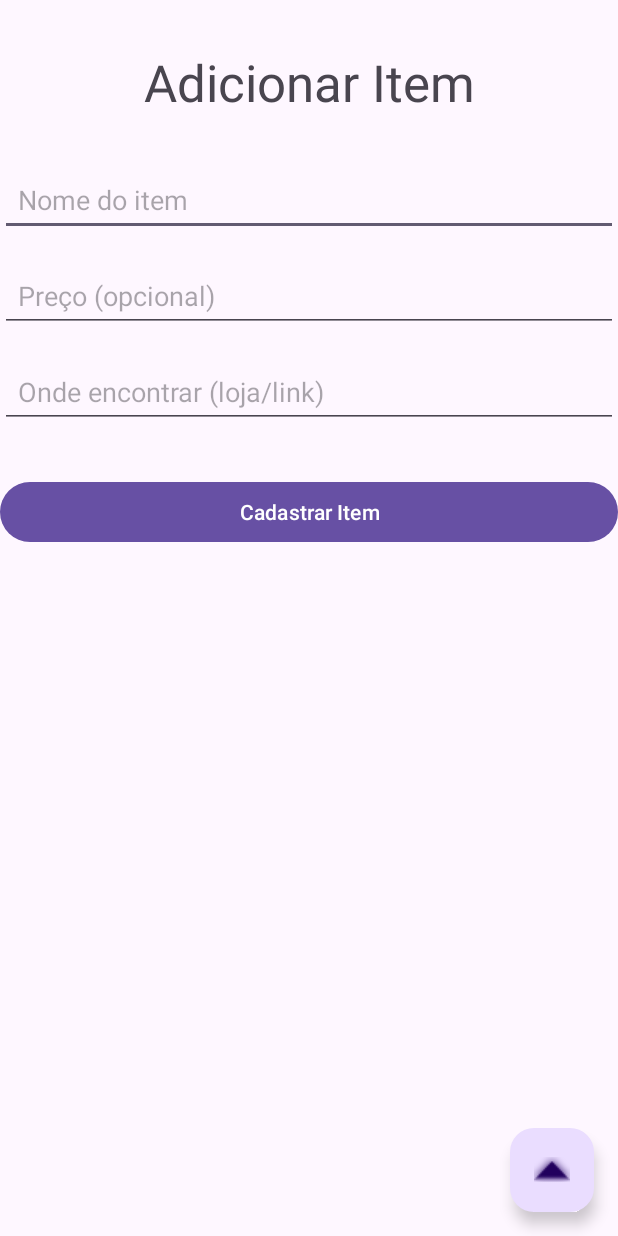
After one commit to imEriiK/AppWishlist, an Android app: the CadastroActivity screen opened directly, with no data from a screen before it, on a phone screen of 412 x 824 dp. The commit adds this screen. Run offline under Robolectric (Android 15) with nearby library versions, the phone set to English and light mode, and no system bars; our stand-ins replace Firebase (no records; nobody signed in at launch, a user with empty details on screens opened directly).

Commit message:
ATUALIZAÇÃO TELA CADASTRO DE PRODUTO

```diff
--- a/app/build.gradle.kts
+++ b/app/build.gradle.kts
@@ -47,6 +47,7 @@ dependencies {
     implementation(libs.androidx.activity)
     implementation(libs.androidx.constraintlayout)
     implementation(libs.firebase.auth)
+    implementation(libs.firebase.firestore)
     testImplementation(libs.junit)
     androidTestImplementation(libs.androidx.junit)
     androidTestImplementation(libs.androidx.espresso.core)
--- a/app/src/main/AndroidManifest.xml
+++ b/app/src/main/AndroidManifest.xml
@@ -12,6 +12,9 @@
         android:supportsRtl="true"
         android:theme="@style/Theme.AppWishlist">
         <activity
+            android:name=".CadastroActivity"
+            android:exported="false" />
+        <activity
             android:name=".MainActivity"
             android:exported="true">
             <intent-filter>
--- /dev/null
+++ b/app/src/main/java/br/unimes/portal/appwishlist/CadastroActivity.kt
@@ -0,0 +1,57 @@
+package br.unimes.portal.appwishlist
+
+import android.app.Activity
+import android.os.Bundle
+import android.widget.Toast
+import androidx.activity.enableEdgeToEdge
+import androidx.appcompat.app.AppCompatActivity
+import androidx.core.view.ViewCompat
+import androidx.core.view.WindowInsetsCompat
+import br.unimes.portal.appwishlist.databinding.ActivityCadastroBinding
+import com.google.firebase.Firebase
+import com.google.firebase.firestore.DocumentReference
+import com.google.firebase.firestore.firestore
+
+
+
+
+class CadastroActivity : AppCompatActivity() {
+    private lateinit var binding: ActivityCadastroBinding
+    override fun onCreate(savedInstanceState: Bundle?) {
+        super.onCreate(savedInstanceState)
+        enableEdgeToEdge()
+        binding = ActivityCadastroBinding.inflate(layoutInflater)
+        setContentView(binding.root)
+        ViewCompat.setOnApplyWindowInsetsListener(findViewById(R.id.main)) { v, insets ->
+            val systemBars = insets.getInsets(WindowInsetsCompat.Type.systemBars())
+            v.setPadding(systemBars.left, systemBars.top, systemBars.right, systemBars.bottom)
+            insets
+        }
+        val db = Firebase.firestore
+        binding.btnCadastrar.setOnClickListener {
+            val nome = binding.edtNome.text.toString()
+            val preco = binding.edtPreco.text.toString().toDoubleOrNull()
+            val lugar = binding.edtLugar.text.toString()
+            val item = hashMapOf(
+                "nome" to nome,
+                "preco" to preco,
+                "lugar" to lugar
+            )
+            db.collection("itens")
+                .add(item)
+                .addOnCompleteListener { task ->
+                    if (task.isSuccessful) {
+                        Toast.makeText(this, "Item cadastrado com sucesso!", Toast.LENGTH_SHORT)
+                            .show()
+                    } else {
+                        Toast.makeText(this, "Falha ao cadastrar item.", Toast.LENGTH_SHORT).show()
+                    }
+                }
+
+
+
+        }
+
+
+    }
+}
--- /dev/null
+++ b/app/src/main/res/layout/activity_cadastro.xml
@@ -0,0 +1,81 @@
+<?xml version="1.0" encoding="utf-8"?>
+<androidx.constraintlayout.widget.ConstraintLayout xmlns:android="http://schemas.android.com/apk/res/android"
+    xmlns:app="http://schemas.android.com/apk/res-auto"
+    xmlns:tools="http://schemas.android.com/tools"
+    android:id="@+id/main"
+    android:layout_width="match_parent"
+    android:layout_height="match_parent"
+    android:padding="24dp"
+    tools:context=".CadastroItemActivity">
+
+    <TextView
+        android:id="@+id/tv_title_cadastro"
+        android:layout_width="wrap_content"
+        android:layout_height="wrap_content"
+        android:layout_marginTop="32dp"
+        android:text="Adicionar Item"
+        android:textSize="34sp"
+        app:layout_constraintEnd_toEndOf="parent"
+        app:layout_constraintStart_toStartOf="parent"
+        app:layout_constraintTop_toTopOf="parent" />
+
+    <EditText
+        android:id="@+id/edt_nome"
+        android:layout_width="0dp"
+        android:layout_height="48dp"
+        android:layout_marginTop="32dp"
+        android:hint="Nome do item"
+        android:inputType="textCapWords"
+        android:paddingStart="12dp"
+        android:paddingEnd="12dp"
+        app:layout_constraintEnd_toEndOf="parent"
+        app:layout_constraintStart_toStartOf="parent"
+        app:layout_constraintTop_toBottomOf="@id/tv_title_cadastro" />
+
+    <EditText
+        android:id="@+id/edt_preco"
+        android:layout_width="0dp"
+        android:layout_height="48dp"
+        android:layout_marginTop="16dp"
+        android:hint="Preço (opcional)"
+        android:inputType="numberDecimal"
+        android:paddingStart="12dp"
+        android:paddingEnd="12dp"
+        app:layout_constraintEnd_toEndOf="parent"
+        app:layout_constraintStart_toStartOf="parent"
+        app:layout_constraintTop_toBottomOf="@id/edt_nome" />
+
+    <EditText
+        android:id="@+id/edt_lugar"
+        android:layout_width="0dp"
+        android:layout_height="48dp"
+        android:layout_marginTop="16dp"
+        android:hint="Onde encontrar (loja/link)"
+        android:inputType="text"
+        android:paddingStart="12dp"
+        android:paddingEnd="12dp"
+        app:layout_constraintEnd_toEndOf="parent"
+        app:layout_constraintStart_toStartOf="parent"
+        app:layout_constraintTop_toBottomOf="@id/edt_preco" />
+
+    <Button
+        android:id="@+id/btn_cadastrar"
+        android:layout_width="0dp"
+        android:layout_height="48dp"
+        android:layout_marginTop="32dp"
+        android:text="Cadastrar Item"
+        app:layout_constraintEnd_toEndOf="parent"
+        app:layout_constraintStart_toStartOf="parent"
+        app:layout_constraintTop_toBottomOf="@id/edt_lugar" />
+
+    <com.google.android.material.floatingactionbutton.FloatingActionButton
+        android:id="@+id/btn_fab_lista"
+        android:layout_width="wrap_content"
+        android:layout_height="wrap_content"
+        android:layout_margin="16dp"
+        android:contentDescription="Ver lista de desejos"
+        app:layout_constraintBottom_toBottomOf="parent"
+        app:layout_constraintEnd_toEndOf="parent"
+        app:srcCompat="@android:drawable/arrow_up_float" />
+
+</androidx.constraintlayout.widget.ConstraintLayout>
--- a/gradle/libs.versions.toml
+++ b/gradle/libs.versions.toml
@@ -11,6 +11,7 @@ activity = "1.11.0"
 constraintlayout = "2.2.1"
 googleGmsGoogleServices = "4.4.4"
 firebaseAuth = "24.0.1"
+firebaseFirestore = "26.0.2"
 
 [libraries]
 androidx-core-ktx = { group = "androidx.core", name = "core-ktx", version.ref = "coreKtx" }
@@ -22,6 +23,7 @@ material = { group = "com.google.android.material", name = "material", version.r
 androidx-activity = { group = "androidx.activity", name = "activity", version.ref = "activity" }
 androidx-constraintlayout = { group = "androidx.constraintlayout", name = "constraintlayout", version.ref = "constraintlayout" }
 firebase-auth = { group = "com.google.firebase", name = "firebase-auth", version.ref = "firebaseAuth" }
+firebase-firestore = { group = "com.google.firebase", name = "firebase-firestore", version.ref = "firebaseFirestore" }
 
 [plugins]
 android-application = { id = "com.android.application", version.ref = "agp" }
```
Also changed, not shown: app/src/main/java/br/unimes/portal/appwishlist/MainActivity.kt (+36 -8 lines), app/src/main/res/layout/activity_main.xml (+78 -52 lines).
